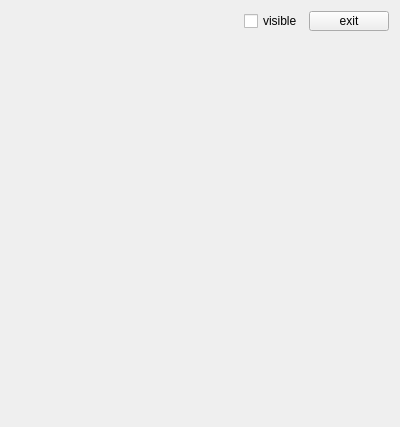
Before: the Qt Designer form frame.ui in Siterina/ComputerGraphics_2_11, drawn with Qt 5.
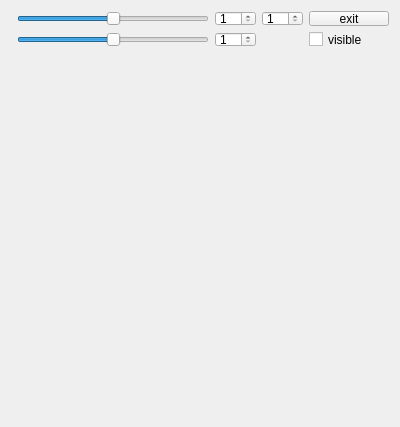
After: the same form once the commit is applied.

Diff of the .ui file:
```diff
--- a/frame.ui
+++ b/frame.ui
@@ -17,7 +17,72 @@
    <property name="fieldGrowthPolicy">
     <enum>QFormLayout::AllNonFixedFieldsGrow</enum>
    </property>
-   <item row="0" column="0">
+   <item row="0" column="1">
+    <layout class="QGridLayout" name="gridLayout_2">
+     <item row="0" column="3">
+      <widget class="QPushButton" name="exitButton">
+       <property name="text">
+        <string>exit</string>
+       </property>
+      </widget>
+     </item>
+     <item row="0" column="2">
+      <widget class="QSpinBox" name="ScaleZ">
+       <property name="minimum">
+        <number>1</number>
+       </property>
+      </widget>
+     </item>
+     <item row="1" column="1">
+      <widget class="QSpinBox" name="ScaleY">
+       <property name="minimum">
+        <number>1</number>
+       </property>
+      </widget>
+     </item>
+     <item row="1" column="3">
+      <widget class="QCheckBox" name="checkBox">
+       <property name="text">
+        <string>visible</string>
+       </property>
+      </widget>
+     </item>
+     <item row="0" column="1">
+      <widget class="QSpinBox" name="ScaleX">
+       <property name="minimum">
+        <number>1</number>
+       </property>
+      </widget>
+     </item>
+     <item row="1" column="0">
+      <widget class="QSlider" name="UpDown">
+       <property name="minimum">
+        <number>-100</number>
+       </property>
+       <property name="maximum">
+        <number>100</number>
+       </property>
+       <property name="orientation">
+        <enum>Qt::Horizontal</enum>
+       </property>
+      </widget>
+     </item>
+     <item row="0" column="0">
+      <widget class="QSlider" name="LeftRight">
+       <property name="minimum">
+        <number>-100</number>
+       </property>
+       <property name="maximum">
+        <number>100</number>
+       </property>
+       <property name="orientation">
+        <enum>Qt::Horizontal</enum>
+       </property>
+      </widget>
+     </item>
+    </layout>
+   </item>
+   <item row="1" column="1">
     <spacer name="horizontalSpacer_2">
      <property name="orientation">
       <enum>Qt::Horizontal</enum>
@@ -30,37 +95,6 @@
      </property>
     </spacer>
    </item>
-   <item row="0" column="1">
-    <layout class="QGridLayout" name="gridLayout_2">
-     <item row="0" column="0">
-      <spacer name="horizontalSpacer">
-       <property name="orientation">
-        <enum>Qt::Horizontal</enum>
-       </property>
-       <property name="sizeHint" stdset="0">
-        <size>
-         <width>40</width>
-         <height>20</height>
-        </size>
-       </property>
-      </spacer>
-     </item>
-     <item row="0" column="2">
-      <widget class="QPushButton" name="exitButton">
-       <property name="text">
-        <string>exit</string>
-       </property>
-      </widget>
-     </item>
-     <item row="0" column="1">
-      <widget class="QCheckBox" name="checkBox">
-       <property name="text">
-        <string>visible</string>
-       </property>
-      </widget>
-     </item>
-    </layout>
-   </item>
   </layout>
  </widget>
  <layoutdefault spacing="6" margin="11"/>
```
